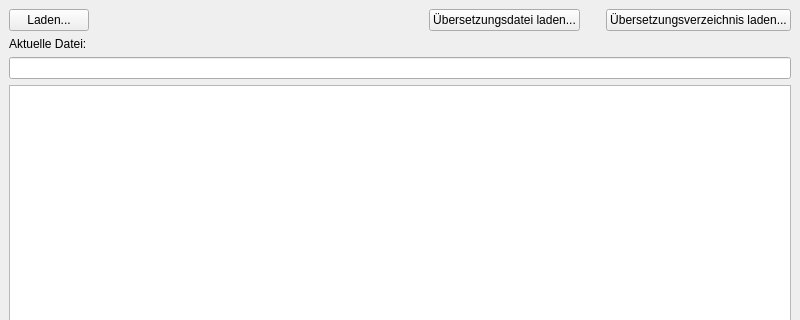
Before: the Qt Designer form sietranswnd.ui in kingnak/SieTrans, drawn with Qt 5; both pictures show x 0 to 800 and y 0 to 320 of the 800 by 600 pixel window.
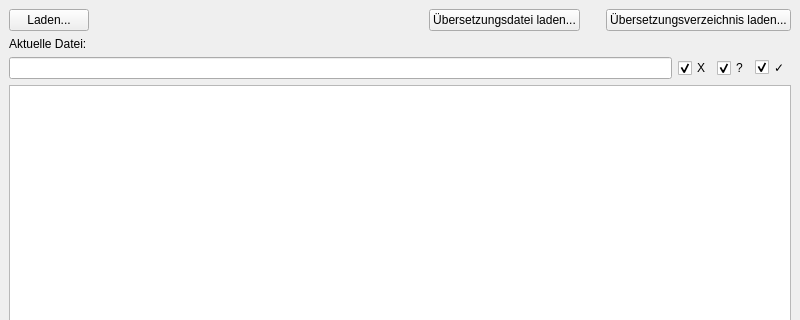
After: the same form once the commit is applied.

```diff
--- a/sietranswnd.ui
+++ b/sietranswnd.ui
@@ -101,7 +101,41 @@
      </layout>
     </item>
     <item>
-     <widget class="QLineEdit" name="txtFilter"/>
+     <layout class="QHBoxLayout" name="horizontalLayout_4">
+      <item>
+       <widget class="QLineEdit" name="txtFilter"/>
+      </item>
+      <item>
+       <widget class="QCheckBox" name="chkFilterNotTranslated">
+        <property name="text">
+         <string>X</string>
+        </property>
+        <property name="checked">
+         <bool>true</bool>
+        </property>
+       </widget>
+      </item>
+      <item>
+       <widget class="QCheckBox" name="chkFilterProvisional">
+        <property name="text">
+         <string>?</string>
+        </property>
+        <property name="checked">
+         <bool>true</bool>
+        </property>
+       </widget>
+      </item>
+      <item>
+       <widget class="QCheckBox" name="chkFilterTranslated">
+        <property name="text">
+         <string>✓</string>
+        </property>
+        <property name="checked">
+         <bool>true</bool>
+        </property>
+       </widget>
+      </item>
+     </layout>
     </item>
     <item>
      <widget class="QTableView" name="tblTranslation">
```
Left out of the diff: 19 changed lines with no effect on the pictures.
